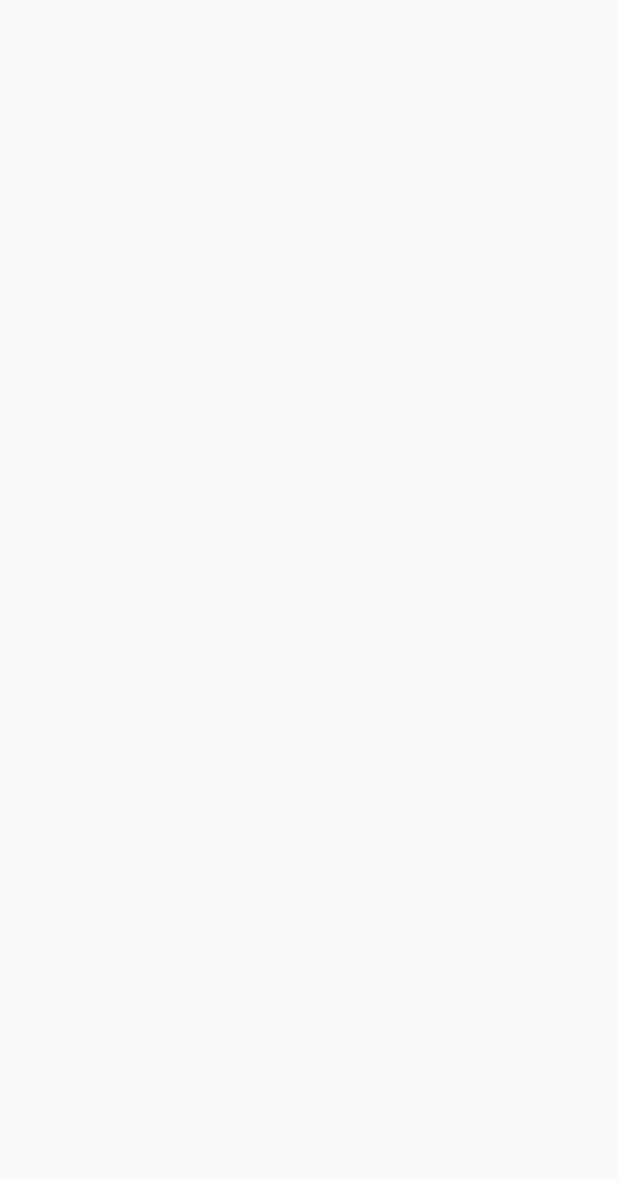
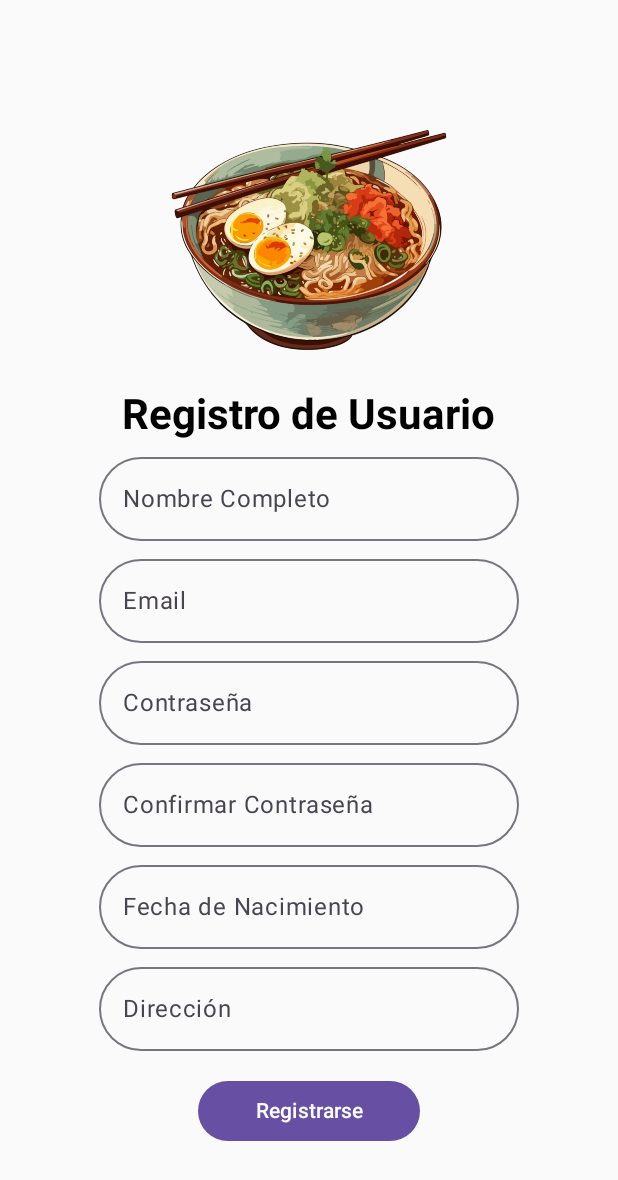
Before and after one commit to MarceloAcunaOsorio/APPSemana_4, an Android app built with Jetpack Compose: the screen it shows after launch (MainActivity), on a phone screen of 412 x 824 dp. Before the commit the part shown is empty. Shown: the top 1180 px of the screen. Run offline under Robolectric (Android 15) with nearby library versions, the phone set to English and light mode, and no system bars.

Commit message:
se crea regisrar usuario

```diff
--- a/app/src/main/java/com/marceloacuna/appsemana4/LoginScreen.kt
+++ b/app/src/main/java/com/marceloacuna/appsemana4/LoginScreen.kt
@@ -38,7 +38,7 @@ fun LoginScreen() {
 
    {
       //imagen de pantalla de inicio
-      Image(painter = painterResource(id = R.drawable.logotienda), contentDescription = "Login Image",
+      Image(painter = painterResource(id = R.drawable.ramen), contentDescription = "Login Image",
          modifier = Modifier.size(200.dp))
 
       //texto de pantalla de inicio y su estilo
--- a/app/src/main/java/com/marceloacuna/appsemana4/RegisterScreen.kt
+++ b/app/src/main/java/com/marceloacuna/appsemana4/RegisterScreen.kt
@@ -1,9 +1,87 @@
 package com.marceloacuna.appsemana4
 
+import androidx.compose.foundation.Image
+import androidx.compose.foundation.layout.Arrangement
+import androidx.compose.foundation.layout.Column
+import androidx.compose.foundation.layout.Spacer
+import androidx.compose.foundation.layout.fillMaxSize
+import androidx.compose.foundation.layout.height
+import androidx.compose.foundation.layout.size
+import androidx.compose.foundation.layout.width
+import androidx.compose.foundation.shape.RoundedCornerShape
+import androidx.compose.material3.Button
+import androidx.compose.material3.OutlinedTextField
+import androidx.compose.material3.Text
 import androidx.compose.runtime.Composable
+import androidx.compose.ui.Alignment
+import androidx.compose.ui.Modifier
+import androidx.compose.ui.res.painterResource
+import androidx.compose.ui.text.font.FontWeight
+import androidx.compose.ui.text.style.TextAlign
+import androidx.compose.ui.unit.dp
+import androidx.compose.ui.unit.sp
 
 @Composable
 fun RegisterScreen(){
 
+    Column(
+        modifier = Modifier.fillMaxSize(),
+        verticalArrangement = Arrangement.Center,
+        horizontalAlignment = Alignment.CenterHorizontally
+    ){
 
+        //imagen de pantalla de inicio
+        Image(painter = painterResource(id = R.drawable.ramen), contentDescription = "Login Image",
+            modifier = Modifier.size(200.dp))
+
+        //texto de pantalla de inicio y su estilo
+        Text(text = "Registro de Usuario", fontSize = 28.sp, fontWeight = FontWeight.Bold)
+
+        //salto de linea
+        Spacer(modifier = Modifier.height(4.dp))
+
+        //Input para ingresar el Nombre
+        OutlinedTextField(value = "", onValueChange = {}, label = {Text(text = "Nombre Completo")},shape = RoundedCornerShape(50))
+
+        //salto de linea
+        Spacer(modifier = Modifier.height(4.dp))
+
+        //Input para ingresar el Email
+        OutlinedTextField(value = "", onValueChange = {}, label = {Text(text = "Email")},shape = RoundedCornerShape(50))
+
+        //salto de linea
+        Spacer(modifier = Modifier.height(4.dp))
+
+        //Input para ingresar el Password
+        OutlinedTextField(value = "", onValueChange = {}, label = {Text(text = "Contraseña")},shape = RoundedCornerShape(50))
+
+        //salto de linea
+        Spacer(modifier = Modifier.height(4.dp))
+
+        //Input para ingresar el Confirmar Password
+        OutlinedTextField(value = "", onValueChange = {}, label = {Text(text = "Confirmar Contraseña")},shape = RoundedCornerShape(50))
+
+        //salto de linea
+        Spacer(modifier = Modifier.height(4.dp))
+
+        //Input para ingresar Fecha de Nacimiento
+        OutlinedTextField(value = "", onValueChange = {}, label = {Text(text = "Fecha de Nacimiento")},shape = RoundedCornerShape(50))
+
+        //salto de linea
+        Spacer(modifier = Modifier.height(4.dp))
+
+        //Input para ingresar direccion
+        OutlinedTextField(value = "", onValueChange = {}, label = {Text(text = "Dirección")},shape = RoundedCornerShape(50))
+
+        //salto de linea
+        Spacer(modifier = Modifier.height(16.dp))
+
+        //boton Registrar
+        Button(onClick = {}) {
+            Text(text = "Registrarse",
+                modifier = Modifier.height(20.dp).width(100.dp),
+                textAlign = TextAlign.Center
+            )
+        }
+    }
 }
```
Also changed, not shown: app/src/main/res/drawable/ramen.png (added).
